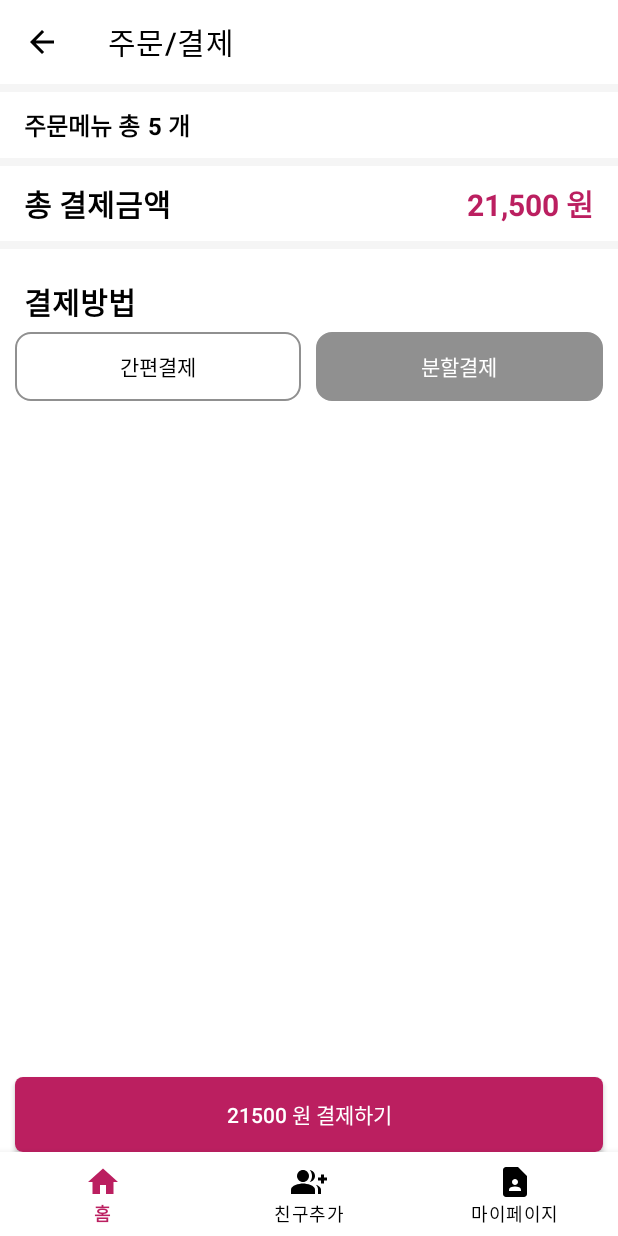
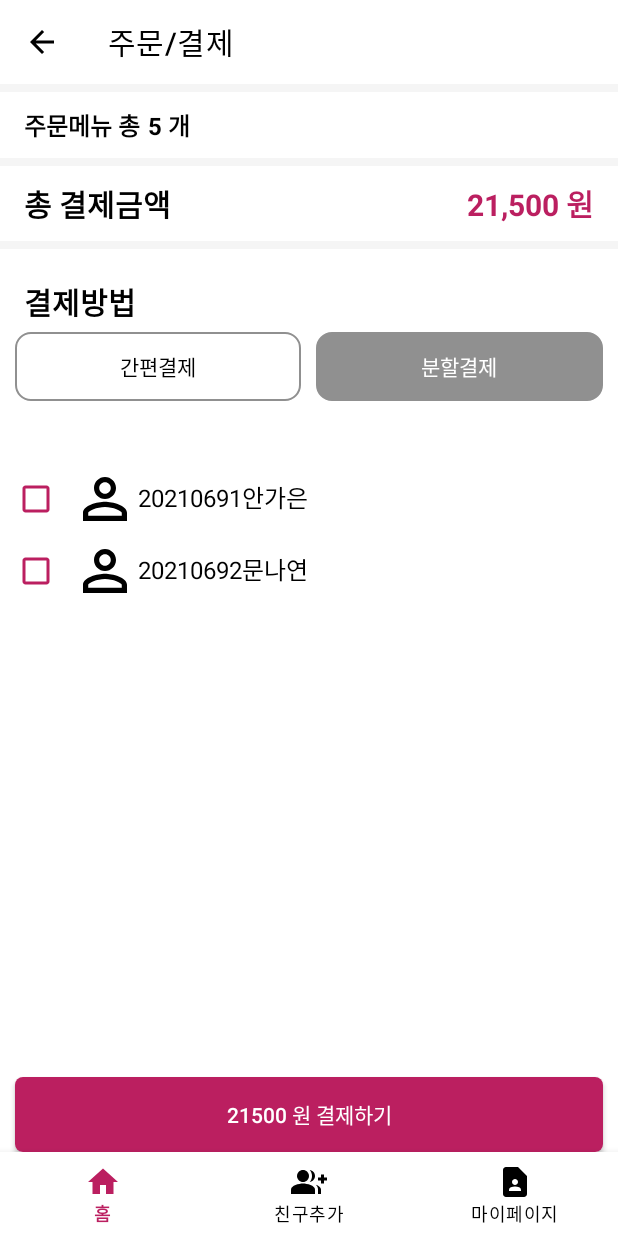
Before and after one commit to 2023-Software-Projects-Mini-Project/MiniFrontRepository, an Android app: the OrderAndPayActivity screen opened directly, with no data from a screen before it, after a tap on "분할결제", on a phone screen of 412 x 824 dp. Run offline under Robolectric (Android 15) with nearby library versions, the phone set to English and light mode, and no system bars; 1 other tap on this screen came first.

Commit message:
분할결제 등록한 친구목록 뜨게하는 리사이클러뷰 간단하게 구현

```diff
--- a/app/build.gradle
+++ b/app/build.gradle
@@ -2,6 +2,7 @@ plugins {
     id 'com.android.application'
     id 'org.jetbrains.kotlin.android'
     id 'kotlin-android-extensions'
+    id 'kotlin-kapt'
 }
 
 android {
@@ -10,6 +11,7 @@ android {
 
     buildFeatures{
         viewBinding true
+        dataBinding true
     }
 
     defaultConfig {
--- /dev/null
+++ b/app/src/main/java/kr/ac/duksung/minifrontapp/FriendsID.kt
@@ -0,0 +1,5 @@
+package kr.ac.duksung.minifrontapp
+
+// 아이디값 하나를 갖는 class
+class FriendsID(val id: String) {
+}
--- /dev/null
+++ b/app/src/main/java/kr/ac/duksung/minifrontapp/FriendsRowAdapter.kt
@@ -0,0 +1,41 @@
+package kr.ac.duksung.minifrontapp
+
+import android.view.LayoutInflater
+import android.view.View
+import android.view.ViewGroup
+import androidx.recyclerview.widget.RecyclerView
+import kotlinx.android.synthetic.main.row_friends.view.*
+
+class FriendsRowAdapter (val itemList : MutableList<FriendsID>) : RecyclerView.Adapter<FriendsRowAdapter.ViewHolder>()  {
+
+    override fun getItemCount(): Int {          // 생성자로 부터 받은 데이터의 개수를 측정
+        return itemList.size
+    }
+
+    // Adapter에서 사용할 ViewHolder를 설정
+    // LayoutInflater를 이용해서 row_friends.xml 정보를 가져옴 (inflate는 xml를 객체화 함)
+    // inflatedView를 사용한 FriendsRowViewHolder를 반환
+    override fun onCreateViewHolder(parent: ViewGroup, viewType: Int): FriendsRowAdapter.ViewHolder {
+        val inflatedView = LayoutInflater.from(parent.context).inflate(R.layout.row_friends, parent, false)
+        return ViewHolder(inflatedView);
+    }
+
+    // viewHolder의 apply 함수를 이용해서 bind 함수를 호출
+    // -> 각각의 데이터를 row_friends를 사용하는 ViewHolder에 적용
+    override fun onBindViewHolder(holder: FriendsRowAdapter.ViewHolder, position: Int) {
+        val item = itemList[position]
+        holder.apply {
+            bind(item)
+        }
+    }
+
+    inner class ViewHolder(v: View) : RecyclerView.ViewHolder(v){
+        var view : View = v
+
+        fun bind(item: FriendsID){
+            view.row_ID.text = item.id
+        }
+    }
+
+
+}
--- a/app/src/main/java/kr/ac/duksung/minifrontapp/OrderAndPayActivity.kt
+++ b/app/src/main/java/kr/ac/duksung/minifrontapp/OrderAndPayActivity.kt
@@ -4,19 +4,25 @@ import android.content.Intent
 import android.graphics.Color
 import androidx.appcompat.app.AppCompatActivity
 import android.os.Bundle
+import android.view.View
 import kotlinx.android.synthetic.main.activity_order_and_pay.*
 import kr.ac.duksung.minifrontapp.databinding.ActivityOrderAndPayBinding
 import kr.ac.duksung.minifrontapp.databinding.SmartPayContentBinding
-import kr.ac.duksung.minifrontapp.databinding.TestBinding
-
 import java.text.DecimalFormat
 
 class OrderAndPayActivity : AppCompatActivity() {
+
+    // 뷰 홀더에 넣을 가변리스트(추가와 삭제가 자유로움)
+    var friendsList : MutableList<FriendsID> = mutableListOf(
+        FriendsID("20210691안가은"),                   // 일단 서버연동 전까지 이렇게 해둠
+        FriendsID("20210692문나연")
+    )
+
+
     override fun onCreate(savedInstanceState: Bundle?) {
         super.onCreate(savedInstanceState)
-        val bindingMain = ActivityOrderAndPayBinding.inflate(layoutInflater)        // 현재 페이지(주문/결제 페이지)
-        val bindingSmartPay = SmartPayContentBinding.inflate(layoutInflater)        // smart_pay_content 페이지
-        val bindingTest = TestBinding.inflate(layoutInflater)
+        val bindingMain = ActivityOrderAndPayBinding.inflate(layoutInflater)        // 현재 페이지와
+        val bindingSmartPay = SmartPayContentBinding.inflate(layoutInflater)            //
         setContentView(bindingMain.root)
 
 
@@ -24,10 +30,14 @@ class OrderAndPayActivity : AppCompatActivity() {
         supportActionBar?.setDisplayHomeAsUpEnabled(true)
         supportActionBar?.setHomeAsUpIndicator(R.drawable.ic_baseline_arrow_back_24) // 아이콘 설정
 
+        val adapter = FriendsRowAdapter(friendsList)        // 분할결제를 위한 친구목록 띄우기용 adapter
+        RCV_pay.adapter = adapter                           // 이렇게 하면 항상 리사이클러뷰가 보이니까
+        RCV_pay.visibility = View.INVISIBLE                 // visibility = INVISIBLE로 일단 안보이게 처리
 
-        var Order_sum = 5
-        var Order_total = 21500
-        var Pay_total: Int ?= null
+
+        var Order_sum = 5               // 총 주문수량
+        var Order_total = 21500         // 총 결제금액
+        var Pay_total: Int ?= null      // 결제하기 버튼에 표시될 금액
 
         Order_sum_text.setText("$Order_sum 개")                  // 총 주문수량 표시
 
@@ -42,19 +52,20 @@ class OrderAndPayActivity : AppCompatActivity() {
             RBT_smartpay.setTextColor(Color.parseColor("#FFFFFFFF"))
             RBT_Npay.setTextColor(Color.parseColor("#FF000000"))
 
-            bindingMain.SVPay.removeAllViews()                  // 이미 존재하는 자식뷰를 모두 제외(하나의 자식뷰만 가질 수 있으므로)
+            SV_pay.visibility = View.VISIBLE                    // 스크롤뷰(결제방법) 보이게
+            RCV_pay.visibility = View.INVISIBLE                 // 리사이클러뷰(함께 결제할 친구목록) 안 보이게
+            bindingMain.SVPay.removeAllViews()                  // 이미 존재하는 자식뷰를 모두 제외(스크롤뷰는 하나의 자식뷰만 가질 수 있으므로)
             bindingMain.SVPay.addView(bindingSmartPay.root)
 
         }
 
-        //
         RBT_Npay.setOnClickListener{
             RBT_smartpay.setTextColor(Color.parseColor("#FF000000"))
             RBT_Npay.setTextColor(Color.parseColor("#FFFFFFFF"))
 
+            SV_pay.visibility = View.INVISIBLE                   // 스크롤뷰(결제방법) 안 보이게
+            RCV_pay.visibility = View.VISIBLE                    // 리사이클러뷰(함께 결제할 친구목록) 보이게
             bindingMain.SVPay.removeAllViews()
-            bindingMain.SVPay.addView(bindingTest.root)
-
         }
 
 
--- /dev/null
+++ b/app/src/main/res/drawable/ic_baseline_person_outline_24.xml
@@ -0,0 +1,5 @@
+<vector android:height="24dp" android:tint="#000000"
+    android:viewportHeight="24" android:viewportWidth="24"
+    android:width="24dp" xmlns:android="http://schemas.android.com/apk/res/android">
+    <path android:fillColor="@android:color/white" android:pathData="M12,5.9c1.16,0 2.1,0.94 2.1,2.1s-0.94,2.1 -2.1,2.1S9.9,9.16 9.9,8s0.94,-2.1 2.1,-2.1m0,9c2.97,0 6.1,1.46 6.1,2.1v1.1L5.9,18.1L5.9,17c0,-0.64 3.13,-2.1 6.1,-2.1M12,4C9.79,4 8,5.79 8,8s1.79,4 4,4 4,-1.79 4,-4 -1.79,-4 -4,-4zM12,13c-2.67,0 -8,1.34 -8,4v3h16v-3c0,-2.66 -5.33,-4 -8,-4z"/>
+</vector>
--- a/app/src/main/res/layout/activity_order_and_pay.xml
+++ b/app/src/main/res/layout/activity_order_and_pay.xml
@@ -18,6 +18,7 @@
         app:layout_constraintTop_toTopOf="parent"
         app:title="@string/title_orderandpay"
         app:titleTextColor="@color/black" />
+
 
     <View
         android:id="@+id/view4"
@@ -121,6 +122,7 @@
         android:layout_height="51dp"
         android:orientation="horizontal"
         app:layout_constraintEnd_toEndOf="parent"
+        app:layout_constraintHorizontal_bias="1.0"
         app:layout_constraintStart_toStartOf="parent"
         app:layout_constraintTop_toBottomOf="@+id/textView2">
 
@@ -157,23 +159,16 @@
 
     </RadioGroup>
 
-    <ScrollView
-        android:id="@+id/SV_Pay"
+    <androidx.recyclerview.widget.RecyclerView
+        android:id="@+id/RCV_pay"
         android:layout_width="match_parent"
         android:layout_height="367dp"
-        android:layout_marginTop="5dp"
-        android:layout_marginBottom="5dp"
+        android:layout_marginBottom="1dp"
         app:layout_constraintBottom_toTopOf="@+id/BT_pay"
         app:layout_constraintEnd_toEndOf="parent"
         app:layout_constraintStart_toStartOf="parent"
         app:layout_constraintTop_toBottomOf="@+id/radioGroup"
-        tools:ignore="SpeakableTextPresentCheck">
-
-        <LinearLayout
-            android:layout_width="match_parent"
-            android:layout_height="wrap_content"
-            android:orientation="vertical" />
-    </ScrollView>
+        app:layoutManager="androidx.recyclerview.widget.LinearLayoutManager"/>
 
     <android.widget.Button
         android:id="@+id/BT_pay"
@@ -186,6 +181,18 @@
         app:layout_constraintBottom_toTopOf="@+id/bottomNavigationView"
         app:layout_constraintEnd_toEndOf="parent"
         app:layout_constraintStart_toStartOf="parent"
+        tools:ignore="SpeakableTextPresentCheck" />
+
+    <ScrollView
+        android:id="@+id/SV_pay"
+        android:layout_width="match_parent"
+        android:layout_height="366dp"
+        android:layout_marginTop="1dp"
+        android:layout_marginBottom="1dp"
+        app:layout_constraintBottom_toTopOf="@+id/BT_pay"
+        app:layout_constraintEnd_toEndOf="parent"
+        app:layout_constraintStart_toStartOf="parent"
+        app:layout_constraintTop_toBottomOf="@+id/radioGroup"
         tools:ignore="SpeakableTextPresentCheck" />
 
     <com.google.android.material.bottomnavigation.BottomNavigationView
--- /dev/null
+++ b/app/src/main/res/layout/row_friends.xml
@@ -0,0 +1,26 @@
+<?xml version="1.0" encoding="utf-8"?>
+<LinearLayout xmlns:android="http://schemas.android.com/apk/res/android"
+    xmlns:app="http://schemas.android.com/apk/res-auto"
+    android:layout_width="match_parent"
+    android:layout_height="wrap_content">
+
+    <CheckBox
+        android:id="@+id/checkBox"
+        android:layout_width="wrap_content"
+        android:layout_height="wrap_content"
+        android:buttonTint="@color/duksung"/>
+
+    <ImageView
+        android:layout_width="44dp"
+        android:layout_height="match_parent"
+        app:srcCompat="@drawable/ic_baseline_person_outline_24" />
+
+    <TextView
+        android:id="@+id/row_ID"
+        android:layout_width="wrap_content"
+        android:layout_height="wrap_content"
+        android:layout_weight="1"
+        android:text="ID"
+        android:textColor="@color/black"
+        android:textSize="16sp" />
+</LinearLayout>
--- a/app/src/main/res/layout/test.xml
+++ /dev/null
@@ -1,6 +0,0 @@
-<?xml version="1.0" encoding="utf-8"?>
-<androidx.constraintlayout.widget.ConstraintLayout xmlns:android="http://schemas.android.com/apk/res/android"
-    xmlns:app="http://schemas.android.com/apk/res-auto"
-    xmlns:tools="http://schemas.android.com/tools"
-    android:layout_width="match_parent"
-    android:layout_height="match_parent"/>
```
Also changed, not shown: app/src/main/AndroidManifest.xml (+3 -10 lines).
